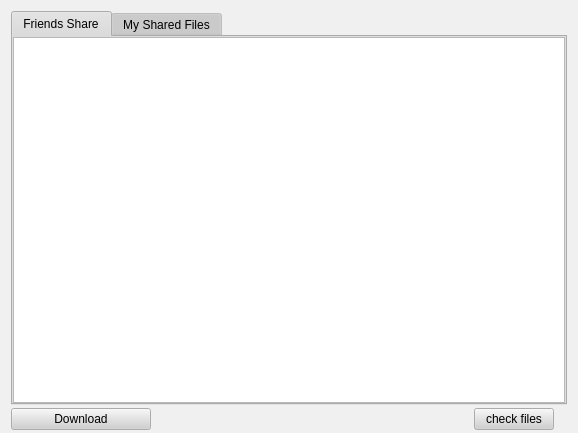
The window that retroshare-gui/src/gui/SharedFilesDialog.ui (RetroShare/RetroShare) describes before a commit, drawn with Qt 5.
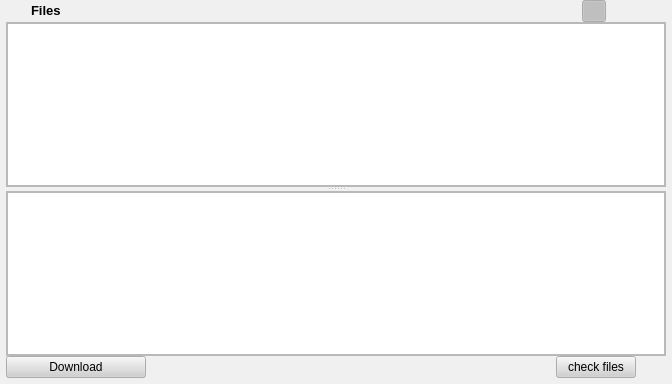
The same window after the commit. Icons and pictures are not drawn.

Commit message: redesign SharedFiles, with splitted view for Remote and Local Dirs and added QFrame's for switch to different views.

```diff
--- a/retroshare-gui/src/gui/SharedFilesDialog.ui
+++ b/retroshare-gui/src/gui/SharedFilesDialog.ui
@@ -1,12 +1,12 @@
 <ui version="4.0" >
  <class>SharedFilesDialog</class>
- <widget class="QWidget" name="SharedFilesDialog" >
-  <property name="geometry" >
+ <widget class="QWidget" name="SharedFilesDialog">
+  <property name="geometry">
    <rect>
     <x>0</x>
     <y>0</y>
-    <width>578</width>
-    <height>433</height>
+    <width>672</width>
+    <height>384</height>
    </rect>
   </property>
   <property name="sizePolicy" >
@@ -487,45 +487,194 @@
   <property name="contextMenuPolicy" >
    <enum>Qt::NoContextMenu</enum>
   </property>
-  <layout class="QGridLayout" name="gridLayout" >
-   <property name="bottomMargin" >
-    <number>3</number>
+  <layout class="QGridLayout" name="gridLayout_4">
+   <property name="leftMargin">
+    <number>6</number>
    </property>
-   <property name="horizontalSpacing" >
-    <number>-1</number>
+   <property name="topMargin">
+    <number>0</number>
    </property>
-   <property name="verticalSpacing" >
-    <number>3</number>
+   <property name="rightMargin">
+    <number>6</number>
    </property>
-   <item row="0" column="0" colspan="4" >
-    <widget class="QTabWidget" name="filestabWidget" >
-     <property name="currentIndex" >
+   <property name="bottomMargin">
+    <number>6</number>
+   </property>
+   <property name="horizontalSpacing">
+    <number>6</number>
+   </property>
+   <property name="verticalSpacing">
+    <number>0</number>
+   </property>
+   <item row="0" column="0">
+    <layout class="QGridLayout" name="gridLayout_3">
+     <property name="sizeConstraint">
+      <enum>QLayout::SetFixedSize</enum>
+     </property>
+     <property name="horizontalSpacing">
+      <number>9</number>
+     </property>
+     <property name="verticalSpacing">
       <number>0</number>
      </property>
-     <widget class="QWidget" name="tab" >
-      <property name="geometry" >
-       <rect>
-        <x>0</x>
-        <y>0</y>
-        <width>556</width>
-        <height>355</height>
-       </rect>
+     <item row="0" column="1">
+      <widget class="QLabel" name="label_2">
+       <property name="maximumSize">
+        <size>
+         <width>16777215</width>
+         <height>16</height>
+        </size>
+       </property>
+       <property name="text">
+        <string>&lt;!DOCTYPE HTML PUBLIC &quot;-//W3C//DTD HTML 4.0//EN&quot; &quot;http://www.w3.org/TR/REC-html40/strict.dtd&quot;&gt;
+&lt;html&gt;&lt;head&gt;&lt;meta name=&quot;qrichtext&quot; content=&quot;1&quot; /&gt;&lt;style type=&quot;text/css&quot;&gt;
+p, li { white-space: pre-wrap; }
+&lt;/style&gt;&lt;/head&gt;&lt;body style=&quot; font-family:'MS Shell Dlg 2'; font-size:8.25pt; font-weight:400; font-style:normal;&quot;&gt;
+&lt;p style=&quot; margin-top:0px; margin-bottom:0px; margin-left:0px; margin-right:0px; -qt-block-indent:0; text-indent:0px;&quot;&gt;&lt;span style=&quot; font-size:10pt; font-weight:600;&quot;&gt;Files&lt;/span&gt;&lt;/p&gt;&lt;/body&gt;&lt;/html&gt;</string>
+       </property>
+      </widget>
+     </item>
+     <item row="0" column="0">
+      <widget class="QLabel" name="label">
+       <property name="maximumSize">
+        <size>
+         <width>16</width>
+         <height>16</height>
+        </size>
+       </property>
+       <property name="text">
+        <string/>
+       </property>
+       <property name="pixmap">
+        <pixmap resource="images.qrc">:/images/fileshare16.png</pixmap>
+       </property>
+      </widget>
+     </item>
+    </layout>
+   </item>
+   <item row="0" column="1" colspan="3">
+    <spacer name="horizontalSpacer">
+     <property name="orientation">
+      <enum>Qt::Horizontal</enum>
+     </property>
+     <property name="sizeType">
+      <enum>QSizePolicy::Expanding</enum>
+     </property>
+     <property name="sizeHint" stdset="0">
+      <size>
+       <width>100</width>
+       <height>20</height>
+      </size>
+     </property>
+    </spacer>
+   </item>
+   <item row="0" column="4">
+    <widget class="QPushButton" name="splittedButton">
+     <property name="maximumSize">
+      <size>
+       <width>24</width>
+       <height>24</height>
+      </size>
+     </property>
+     <property name="toolTip">
+      <string>Splitted View</string>
+     </property>
+     <property name="text">
+      <string/>
+     </property>
+     <property name="icon">
+      <iconset resource="images.qrc">
+       <normaloff>:/images/view_split_top_bottom.png</normaloff>:/images/view_split_top_bottom.png</iconset>
+     </property>
+     <property name="checkable">
+      <bool>true</bool>
+     </property>
+     <property name="checked">
+      <bool>true</bool>
+     </property>
+     <property name="flat">
+      <bool>true</bool>
+     </property>
+    </widget>
+   </item>
+   <item row="0" column="5">
+    <widget class="QPushButton" name="remoteButton">
+     <property name="maximumSize">
+      <size>
+       <width>24</width>
+       <height>24</height>
+      </size>
+     </property>
+     <property name="toolTip">
+      <string>Friends Folders</string>
+     </property>
+     <property name="text">
+      <string/>
+     </property>
+     <property name="icon">
+      <iconset resource="images.qrc">
+       <normaloff>:/images/friendsfolder24.png</normaloff>:/images/friendsfolder24.png</iconset>
+     </property>
+     <property name="checkable">
+      <bool>true</bool>
+     </property>
+     <property name="checked">
+      <bool>false</bool>
+     </property>
+     <property name="flat">
+      <bool>true</bool>
+     </property>
+    </widget>
+   </item>
+   <item row="0" column="6">
+    <widget class="QPushButton" name="localButton">
+     <property name="maximumSize">
+      <size>
+       <width>24</width>
+       <height>24</height>
+      </size>
+     </property>
+     <property name="toolTip">
+      <string>My Folders</string>
+     </property>
+     <property name="text">
+      <string/>
+     </property>
+     <property name="icon">
+      <iconset resource="images.qrc">
+       <normaloff>:/images/folder16.png</normaloff>:/images/folder16.png</iconset>
+     </property>
+     <property name="checkable">
+      <bool>true</bool>
+     </property>
+     <property name="checked">
+      <bool>false</bool>
+     </property>
+     <property name="flat">
+      <bool>true</bool>
+     </property>
+    </widget>
+   </item>
+   <item row="1" column="0" colspan="7">
+    <widget class="QSplitter" name="splitter">
+     <property name="orientation">
+      <enum>Qt::Vertical</enum>
+     </property>
+     <widget class="QFrame" name="remoteframe">
+      <property name="frameShape">
+       <enum>QFrame::StyledPanel</enum>
       </property>
-      <attribute name="title" >
-       <string>Friends Share</string>
-      </attribute>
-      <attribute name="icon" >
-       <iconset resource="images.qrc" >
-        <normaloff>:/images/fileshare16.png</normaloff>:/images/fileshare16.png</iconset>
-      </attribute>
-      <layout class="QGridLayout" name="gridLayout_3" >
-       <property name="margin" >
+      <property name="frameShadow">
+       <enum>QFrame::Raised</enum>
+      </property>
+      <layout class="QGridLayout" name="gridLayout">
+       <property name="margin">
         <number>0</number>
        </property>
-       <item row="0" column="0" >
-        <widget class="QTreeView" name="remoteDirTreeView" >
-         <property name="sizePolicy" >
-          <sizepolicy vsizetype="Expanding" hsizetype="Expanding" >
+       <item row="0" column="0">
+        <widget class="QTreeView" name="remoteDirTreeView">
+         <property name="sizePolicy">
+          <sizepolicy hsizetype="Expanding" vsizetype="Expanding">
            <horstretch>4</horstretch>
            <verstretch>0</verstretch>
           </sizepolicy>
@@ -555,24 +704,15 @@
        </item>
       </layout>
      </widget>
-     <widget class="QWidget" name="tab_2" >
-      <property name="geometry" >
-       <rect>
-        <x>0</x>
-        <y>0</y>
-        <width>556</width>
-        <height>347</height>
-       </rect>
+     <widget class="QFrame" name="localframe">
+      <property name="frameShape">
+       <enum>QFrame::StyledPanel</enum>
       </property>
-      <attribute name="title" >
-       <string>My Shared Files</string>
-      </attribute>
-      <attribute name="icon" >
-       <iconset resource="images.qrc" >
-        <normaloff>:/images/folder16.png</normaloff>:/images/folder16.png</iconset>
-      </attribute>
-      <layout class="QGridLayout" name="gridLayout_2" >
-       <property name="horizontalSpacing" >
+      <property name="frameShadow">
+       <enum>QFrame::Raised</enum>
+      </property>
+      <layout class="QGridLayout" name="gridLayout_2">
+       <property name="margin">
         <number>0</number>
        </property>
        <property name="margin" >
@@ -613,9 +753,9 @@
      </widget>
     </widget>
    </item>
-   <item row="1" column="0" >
-    <widget class="QPushButton" name="downloadButton" >
-     <property name="minimumSize" >
+   <item row="2" column="0" colspan="2">
+    <widget class="QPushButton" name="downloadButton">
+     <property name="minimumSize">
       <size>
        <width>140</width>
        <height>0</height>
@@ -639,7 +779,7 @@
      </property>
     </widget>
    </item>
-   <item row="1" column="1" >
+   <item row="2" column="2">
     <spacer>
      <property name="orientation" >
       <enum>Qt::Horizontal</enum>
@@ -652,16 +792,16 @@
      </property>
     </spacer>
    </item>
-   <item row="1" column="2" >
-    <widget class="QPushButton" name="checkButton" >
-     <property name="text" >
+   <item row="2" column="3" colspan="3">
+    <widget class="QPushButton" name="checkButton">
+     <property name="text">
       <string>check files</string>
      </property>
     </widget>
    </item>
-   <item row="1" column="3" >
-    <widget class="QLabel" name="hashLabel" >
-     <property name="text" >
+   <item row="2" column="6">
+    <widget class="QLabel" name="hashLabel">
+     <property name="text">
       <string/>
      </property>
     </widget>
```
Left out of the diff: 372 changed lines with no effect on the pictures. The commit also changes 5 other files.
